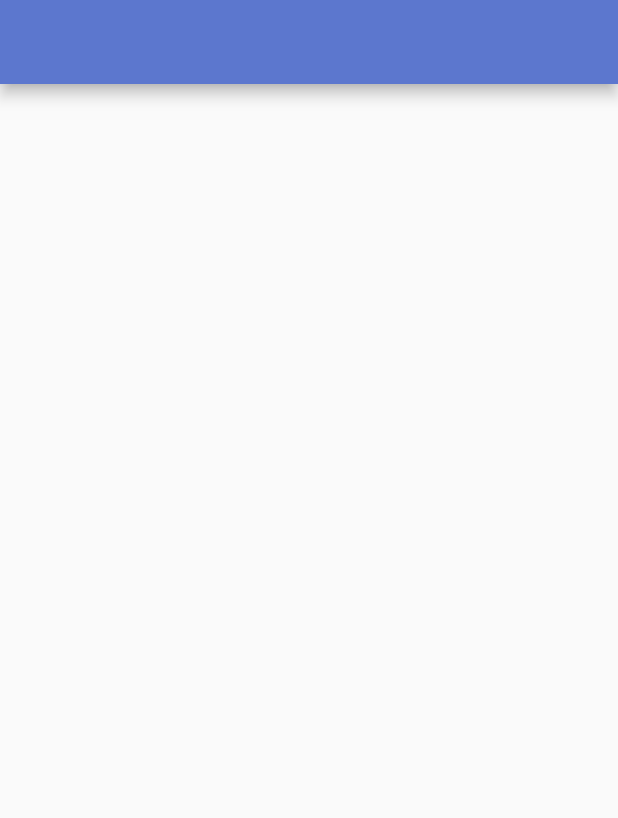
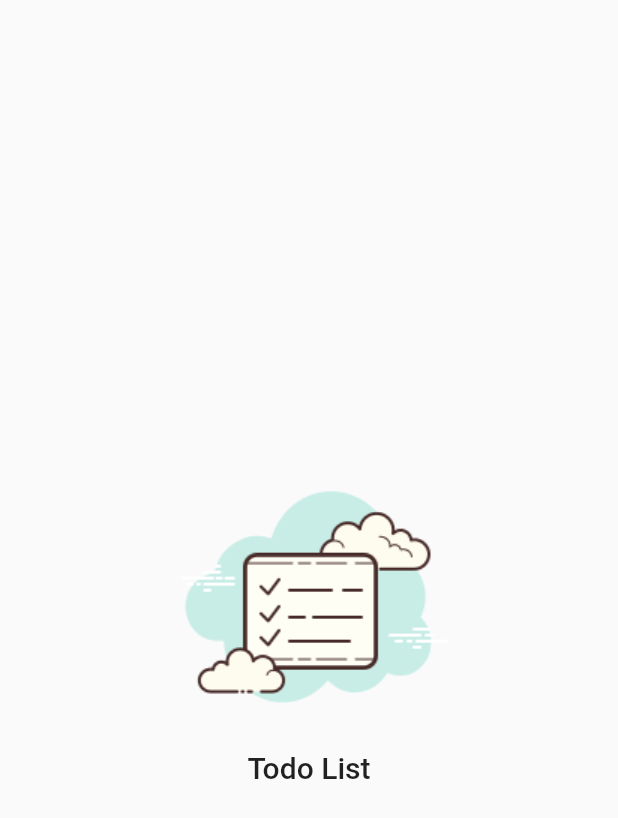
Before and after one commit to dikdudu/new_todo_list, a Flutter app: the SplashPage screen opened directly, on a phone screen of 412 x 824 dp. Shown: the top 818 px of the screen. Run offline on Flutter 3.47's test engine with Material 2 defaults, Android fonts, the phone set to English and light mode, and no system bars; our stand-ins replace firebase_auth, firebase_core, flutter_signin_button, google_fonts, google_sign_in, sqflite and 2 more; missing offline and left inert: flutter_overlay_loader, validatorless; accounts and stored records are empty; Roboto replaces fonts that are missing (Mandali).

Commit message:
alterando layout splash_page

```diff
--- a/lib/app/modules/splash/splash_page.dart
+++ b/lib/app/modules/splash/splash_page.dart
@@ -1,4 +1,5 @@
 import 'package:flutter/material.dart';
+import 'package:todo_list/app/core/widget/todo_logo.dart';
 
 class SplashPage extends StatelessWidget {
   SplashPage({Key? key}) : super(key: key);
@@ -6,10 +7,14 @@ class SplashPage extends StatelessWidget {
   @override
   Widget build(BuildContext context) {
     return Scaffold(
-      appBar: AppBar(
-        title: Text(''),
+      body: Column(
+        mainAxisAlignment: MainAxisAlignment.center,
+        children: [
+          Center(
+            child: TodoLogo(),
+          ),
+        ],
       ),
-      body: Container(),
     );
   }
 }
```
